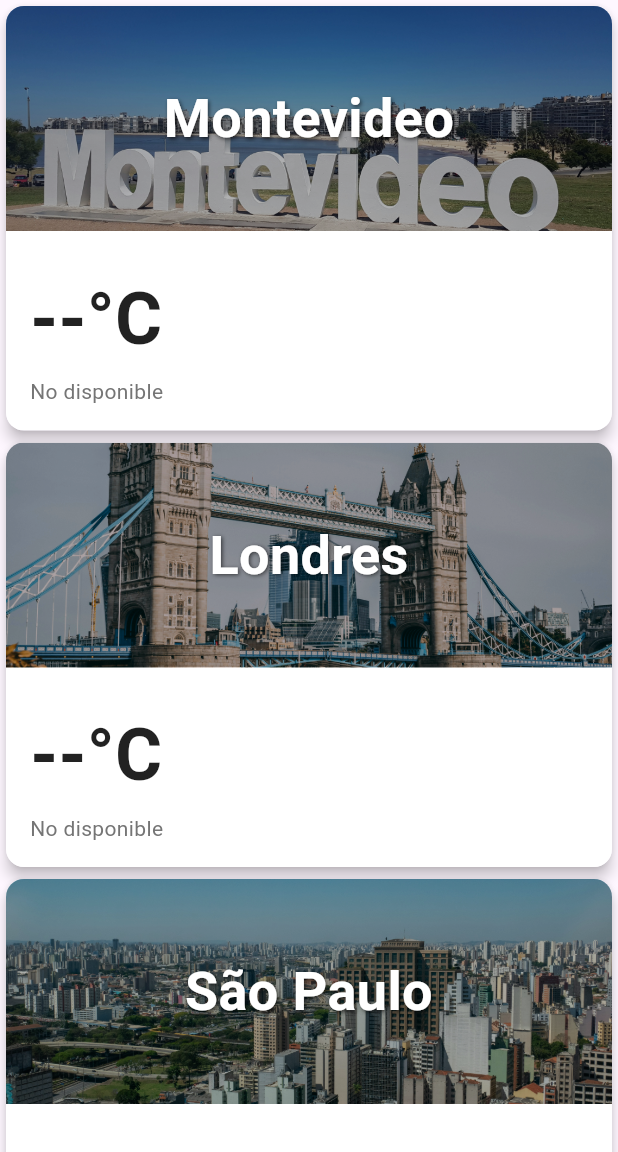
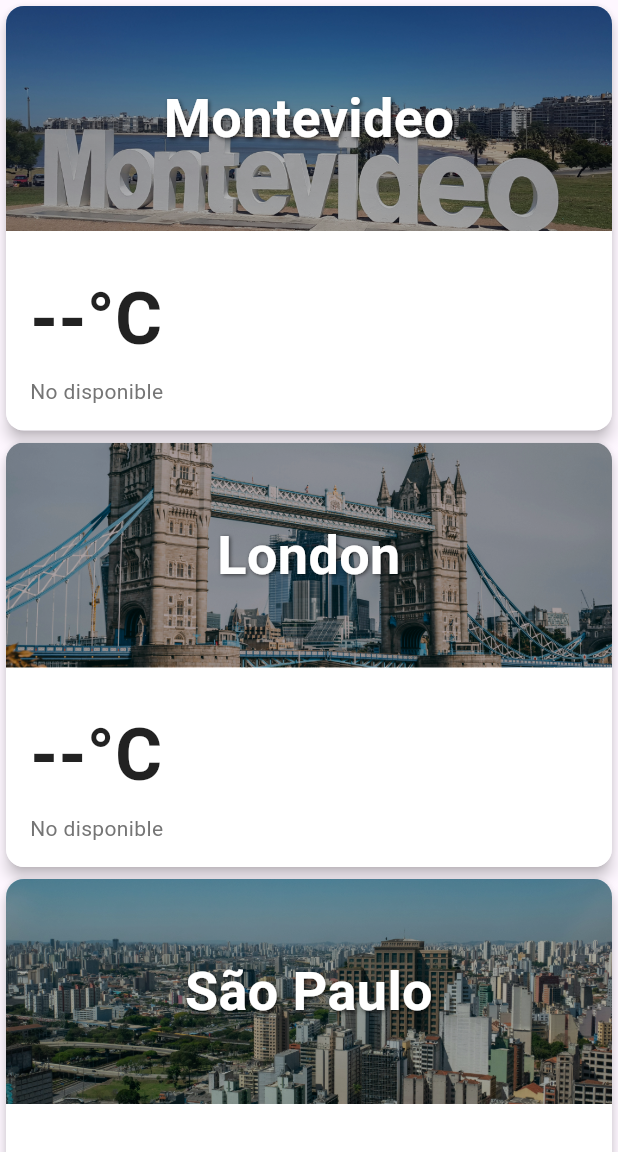
Before and after one commit to laroca1994/weather_app, a Flutter app: the screen it shows after launch, on a phone screen of 412 x 824 dp, the part 84-1236 px from its top. Run offline on Flutter 3.47's test engine with Material 3 defaults, Android fonts, the phone set to English and light mode, and no system bars; our stand-ins replace dio, drift, flutter_dotenv, flutter_riverpod, fpdart, freezed_annotation and 5 more; accounts and stored records are empty; generated files the repository leaves out were written again; network calls fail.

Commit message:
fix(weather): correct city name and handle local time in cache check

```diff
--- a/lib/core/constants/app_constants.dart
+++ b/lib/core/constants/app_constants.dart
@@ -23,7 +23,7 @@ class AppConstants {
       imageUrl: Assets.images.montevideo.path,
     ),
     CityCoordinates(
-      city: 'Londres',
+      city: 'London',
       lat: 51.5074,
       lon: -0.1278,
       imageUrl: Assets.images.londres.path,
--- a/lib/feature/weather/data/repositories/weather_repository_impl.dart
+++ b/lib/feature/weather/data/repositories/weather_repository_impl.dart
@@ -178,7 +178,10 @@ class WeatherRepositoryImpl implements WeatherRepository {
     if (cachedData != null) {
       id = cachedData.id;
       // Optional: Check if data is stale (e.g., older than 1 hour)
-      if (DateTime.now().difference(cachedData.lastFetched).inMinutes < 60) {
+      if (DateTime.now()
+              .difference(cachedData.lastFetched.toLocal())
+              .inMinutes <
+          60) {
         final weatherModel = WeatherModel.fromJson(
           jsonDecode(cachedData.fullJsonResponse),
         );
```
